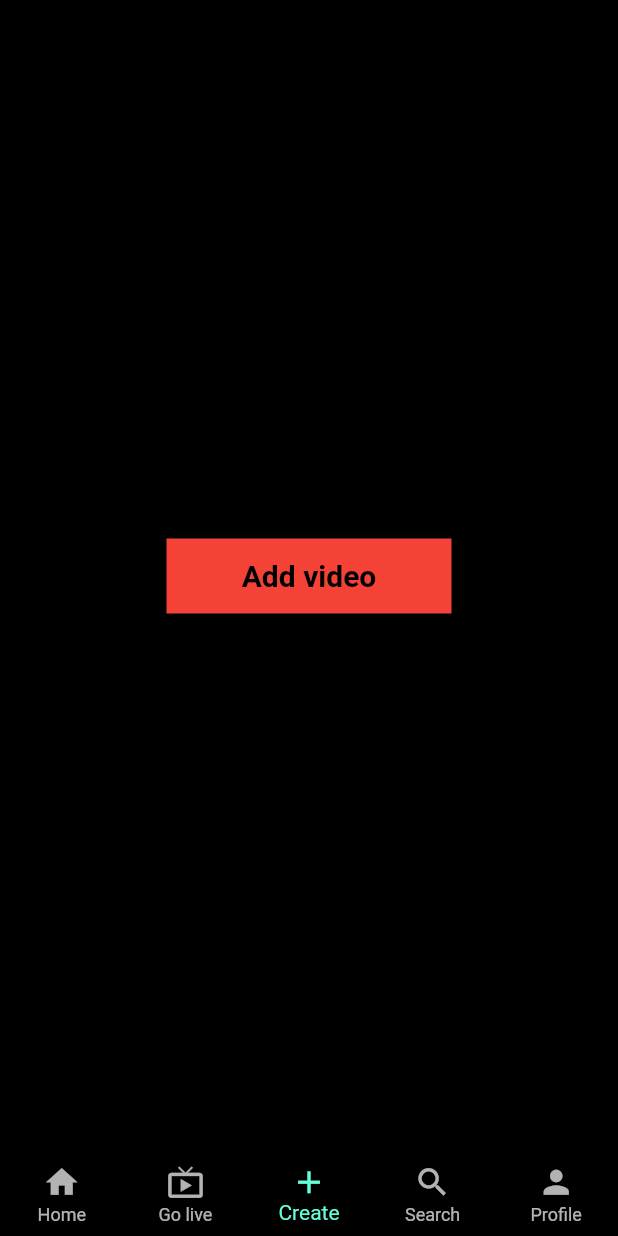
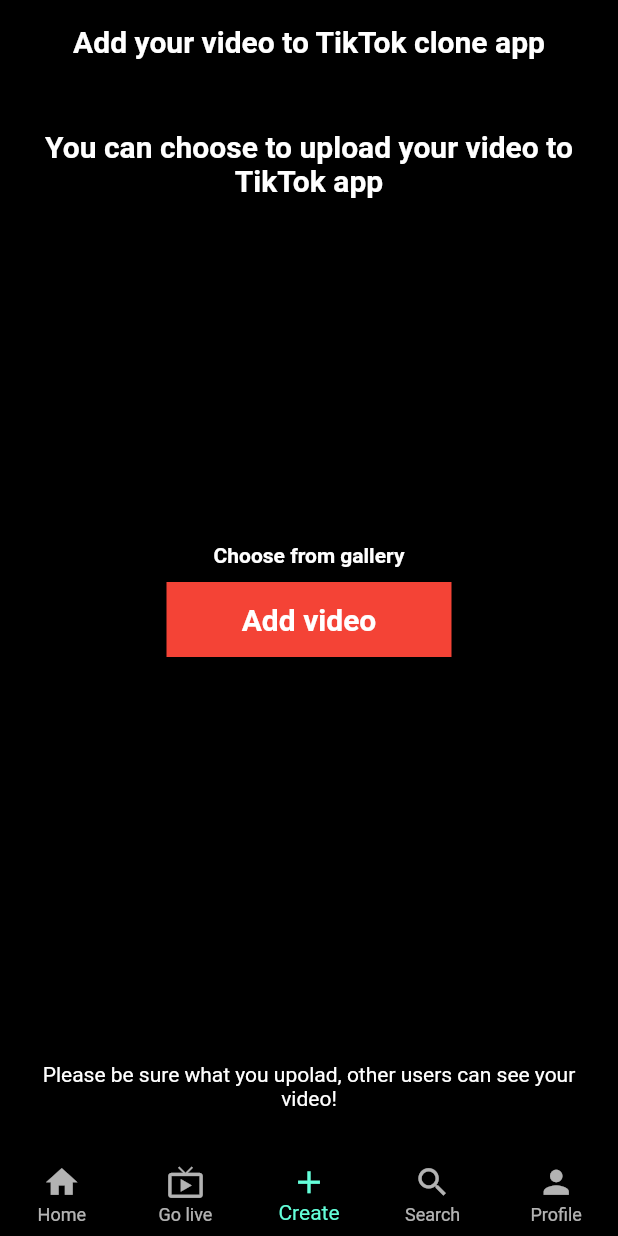
Before and after one commit to AmirBegic1/tiktok_clone, a Flutter app: the screen it shows once a user with an empty profile is signed in, item 3 of the bottom bar chosen, on a phone screen of 412 x 824 dp. Run offline on Flutter 3.47's test engine with Material 2 defaults, Android fonts, the phone set to English and light mode, and no system bars; our stand-ins replace cached_network_image, cloud_firestore, firebase_auth, firebase_core, firebase_storage, get and 3 more; missing offline and left inert: video_compress; accounts and stored records are empty.

Commit message:
UI fixed

```diff
--- a/lib/constants.dart
+++ b/lib/constants.dart
@@ -14,7 +14,7 @@
 
 List stranice = [
   VideoScreen(),
-  LiveScreen(),
+  const LiveScreen(),
   const UploadVideo(),
   SearchScreen(),
   ProfileScreen(uid: FirebaseAuth.instance.currentUser!.uid)
--- a/lib/controller/auth_controller.dart
+++ b/lib/controller/auth_controller.dart
@@ -6,10 +6,9 @@
 import 'package:get/get.dart';
 import 'package:image_picker/image_picker.dart';
 import 'package:tiktok/model/user.dart';
+import 'package:tiktok/view/screens/auth/menu_auth_screens/menu_login.dart';
 
 import 'package:tiktok/view/screens/home_screen.dart';
-
-import '../view/screens/auth/menu_auth.dart';
 
 class AuthController extends GetxController {
   static AuthController instance = Get.find();
@@ -37,7 +36,7 @@
 
   _setInitialView(User? user) {
     if (user == null) {
-      Get.offAll(() => const MenuAuth());
+      Get.offAll(() => const MenuLogin());
     } else {
       Get.offAll(() => const HomeScreen());
     }
--- a/lib/controller/comment_controller.dart
+++ b/lib/controller/comment_controller.dart
@@ -8,6 +8,7 @@
   final Rx<List<Comments>> _comments = Rx<List<Comments>>([]);
   List<Comments> get comments => _comments.value;
 
+  // ignore: non_constant_identifier_names
   String _IdPosta = "";
 
   updateIdOdPosta(String id) {
--- a/lib/view/screens/videoScreens/upload_video_screen.dart
+++ b/lib/view/screens/videoScreens/upload_video_screen.dart
@@ -72,7 +72,42 @@
   @override
   Widget build(BuildContext context) {
     return Scaffold(
-      body: Center(
+      appBar: AppBar(
+        title: const Text(
+          "Add your video to TikTok clone app",
+          style: TextStyle(color: Colors.white, fontWeight: FontWeight.bold),
+        ),
+        backgroundColor: Colors.black,
+        centerTitle: true,
+      ),
+      body: Padding(
+        padding: const EdgeInsets.all(20),
+        child: Column(
+          children: [
+            Container(
+              alignment: Alignment.center,
+              padding: const EdgeInsets.all(10),
+              child: const Text(
+                "You can choose to upload your video to TikTok app",
+                style: TextStyle(
+                  color: Colors.white,
+                  fontWeight: FontWeight.bold,
+                  fontSize: 20,
+                ),
+                textAlign: TextAlign.center,
+              ),
+            ),
+            const SizedBox(
+              height: 220,
+            ),
+            const Text(
+              "Choose from gallery",
+              style: TextStyle(fontWeight: FontWeight.bold),
+            ),
+            const SizedBox(
+              height: 10,
+            ),
+            Center(
               child: InkWell(
                 onTap: () => optionMenu(context),
                 child: Container(
@@ -84,7 +119,7 @@
                       'Add video',
                       style: TextStyle(
                         fontSize: 20,
-                  color: Colors.black,
+                        color: Colors.white,
                         fontWeight: FontWeight.bold,
                       ),
                     ),
@@ -92,6 +127,16 @@
                 ),
               ),
             ),
+            const SizedBox(
+              height: 270,
+            ),
+            const Text(
+              "Please be sure what you upolad, other users can see your video!",
+              textAlign: TextAlign.center,
+            ),
+          ],
+        ),
+      ),
     );
   }
 }
```
Also changed, not shown: lib/view/screens/auth/menu_auth.dart (+10 -6 lines), lib/view/screens/auth/register.dart (+15 -2 lines). Lines whose indentation alone changed are shown as unchanged.
